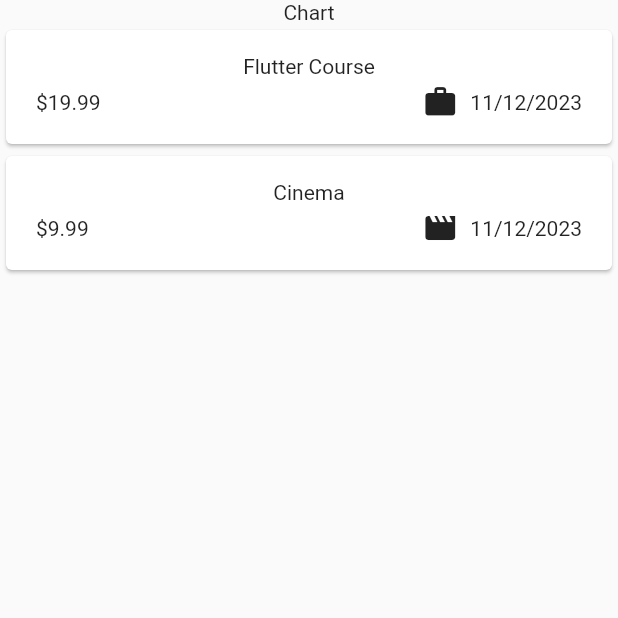
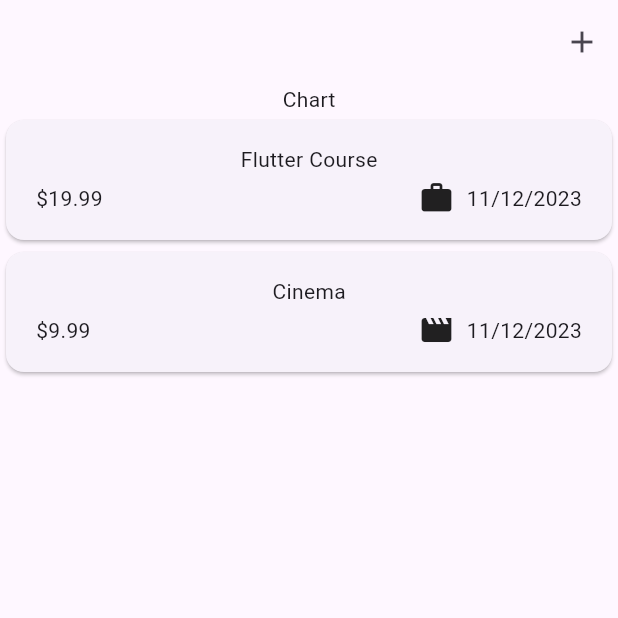
Before and after one commit to Nagaaswin/expenses-tracker-app, a Flutter app: the screen it shows after launch, on a phone screen of 412 x 824 dp, the top half of it. Run offline on Flutter 3.47's test engine with Material 2 defaults, Android fonts, the phone set to English and light mode, and no system bars.

Commit message:
added app bar in scaffold widget

```diff
--- a/lib/main.dart
+++ b/lib/main.dart
@@ -2,7 +2,8 @@ import 'package:expenses_tracker_app/widgets/expenses.dart';
 import 'package:flutter/material.dart';
 
 void main() {
-  runApp(const MaterialApp(
-    home: Expenses(),
+  runApp(MaterialApp(
+    theme: ThemeData(useMaterial3: true),
+    home: const Expenses(),
   ));
 }
--- a/lib/widgets/expenses.dart
+++ b/lib/widgets/expenses.dart
@@ -29,6 +29,14 @@ class _ExpensesState extends State<Expenses> {
   @override
   Widget build(BuildContext context) {
     return Scaffold(
+      appBar: AppBar(
+        actions: [
+          IconButton(
+            onPressed: () {},
+            icon: const Icon(Icons.add),
+          ),
+        ],
+      ),
       body: Column(
         children: [
           const Text('Chart'),
```
